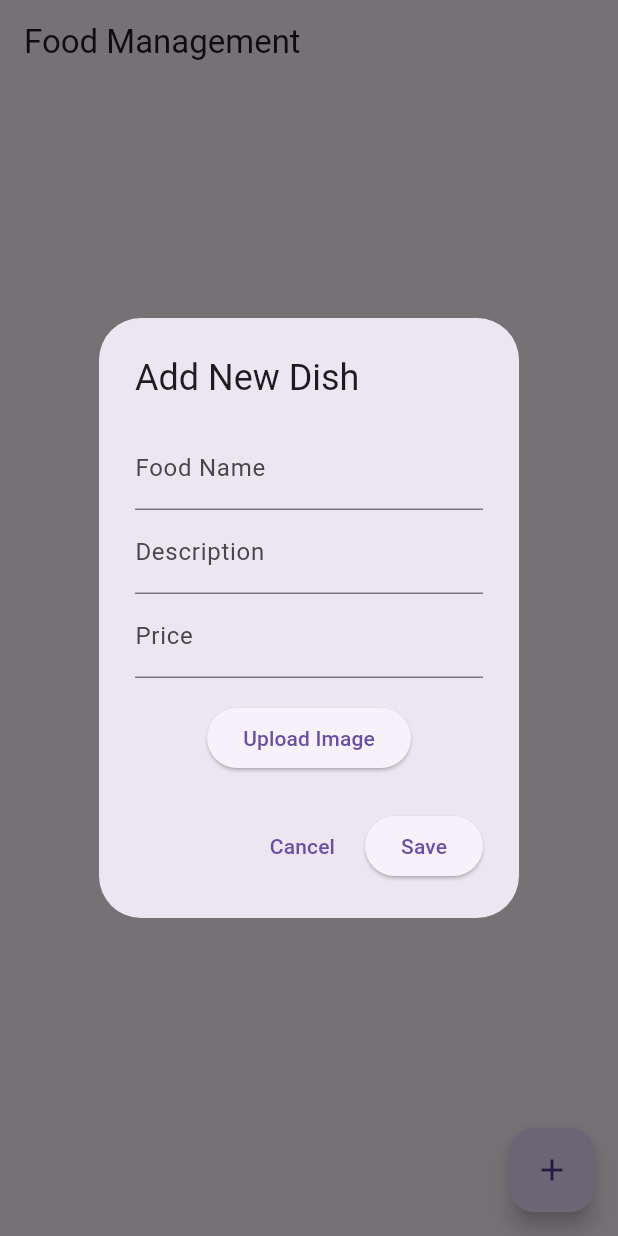
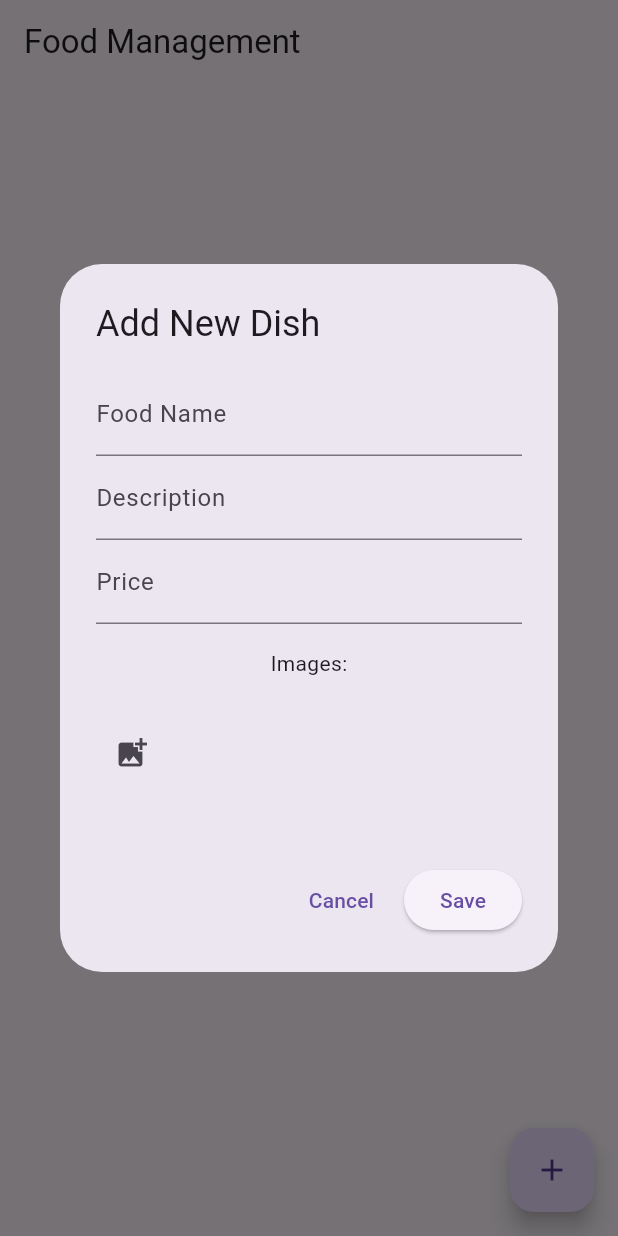
Before and after one commit to dtthong31/food_delivery, a Flutter app: the FoodManagementScreen screen opened directly, after a tap on the "add" icon, on a phone screen of 412 x 824 dp. Run offline on Flutter 3.47's test engine with Material 3 defaults, Android fonts, the phone set to English and light mode, and no system bars; our stand-ins replace cloud_firestore, curved_navigation_bar, firebase_auth, firebase_core, firebase_storage, font_awesome_flutter and 3 more; accounts and stored records are empty.

Commit message:
feat: 1. Added new food item to the menu       2. Updated the admin home page to display the new food item       3. Modified the food management page to handle the new food item       4. Updated the food model to include the new food item       5. Updated the AndroidManifest.xml and Info.plist files to include the new food item       6. Updated the pubspec.yaml and pubspec.lock files to include the new dependencies

```diff
--- a/lib/models/food_model.dart
+++ b/lib/models/food_model.dart
@@ -1,3 +1,5 @@
+import 'package:cloud_firestore/cloud_firestore.dart';
+
 class Food {
   final String id;
   final String name;
@@ -23,3 +25,39 @@ class Food {
     );
   }
 }
+
+class FoodItem {
+  String id;
+  String name;
+  String description;
+  double price;
+  List<String> imageUrls;
+
+  FoodItem({
+    required this.id,
+    required this.name,
+    required this.description,
+    required this.price,
+    required this.imageUrls,
+  });
+
+  factory FoodItem.fromDocument(DocumentSnapshot doc) {
+    Map data = doc.data() as Map<String, dynamic>;
+    return FoodItem(
+      id: doc.id,
+      name: data['name'] ?? '',
+      description: data['description'] ?? '',
+      price: (data['price'] ?? 0).toDouble(),
+      imageUrls: List<String>.from(data['imageUrls'] ?? []),
+    );
+  }
+
+  Map<String, dynamic> toMap() {
+    return {
+      'name': name,
+      'description': description,
+      'price': price,
+      'imageUrls': imageUrls,
+    };
+  }
+}
--- a/lib/views/admin/food_management.dart
+++ b/lib/views/admin/food_management.dart
@@ -1,44 +1,9 @@
 import 'package:firebase_storage/firebase_storage.dart';
 import 'package:flutter/material.dart';
 import 'package:cloud_firestore/cloud_firestore.dart';
+import 'package:food_delivery/models/food_model.dart';
 import 'package:image_picker/image_picker.dart';
 import 'dart:io';
-
-class FoodItem {
-  String id;
-  String name;
-  String description;
-  double price;
-  String imageUrl;
-
-  FoodItem({
-    required this.id,
-    required this.name,
-    required this.description,
-    required this.price,
-    required this.imageUrl,
-  });
-
-  factory FoodItem.fromDocument(DocumentSnapshot doc) {
-    Map data = doc.data() as Map<String, dynamic>;
-    return FoodItem(
-      id: doc.id,
-      name: data['name'] ?? '',
-      description: data['description'] ?? '',
-      price: (data['price'] ?? 0).toDouble(),
-      imageUrl: data['imageUrl'] ?? '',
-    );
-  }
-
-  Map<String, dynamic> toMap() {
-    return {
-      'name': name,
-      'description': description,
-      'price': price,
-      'imageUrl': imageUrl,
-    };
-  }
-}
 
 class FoodManagementScreen extends StatefulWidget {
   @override
@@ -48,6 +13,7 @@ class FoodManagementScreen extends StatefulWidget {
 class _FoodManagementScreenState extends State<FoodManagementScreen> {
   final FirebaseFirestore _firestore = FirebaseFirestore.instance;
   final FirebaseStorage _storage = FirebaseStorage.instance;
+  final ImagePicker _picker = ImagePicker();
 
   @override
   Widget build(BuildContext context) {
@@ -99,11 +65,13 @@ class _FoodManagementScreenState extends State<FoodManagementScreen> {
         crossAxisAlignment: CrossAxisAlignment.start,
         children: [
           Expanded(
-            child: food.imageUrl.isNotEmpty
-                ? Image.network(
-                    food.imageUrl,
+            child: PageView.builder(
+              itemCount: food.imageUrls.isNotEmpty ? food.imageUrls.length : 1,
+              itemBuilder: (context, index) {
+                if (food.imageUrls.isNotEmpty) {
+                  return Image.network(
+                    food.imageUrls[index],
                     fit: BoxFit.cover,
-                    width: double.infinity,
                     errorBuilder: (context, error, stackTrace) {
                       print('Error loading image: $error');
                       return _buildPlaceholderImage();
@@ -112,8 +80,12 @@ class _FoodManagementScreenState extends State<FoodManagementScreen> {
                       if (loadingProgress == null) return child;
                       return Center(child: CircularProgressIndicator());
                     },
-                  )
-                : _buildPlaceholderImage(),
+                  );
+                } else {
+                  return _buildPlaceholderImage();
+                }
+              },
+            ),
           ),
           Padding(
             padding: EdgeInsets.all(8),
@@ -164,13 +136,20 @@ class _FoodManagementScreenState extends State<FoodManagementScreen> {
         TextEditingController(text: food?.description ?? '');
     final priceController =
         TextEditingController(text: food?.price.toString() ?? '');
-    File? imageFile;
+    List<File> newImageFiles = [];
+    List<String> currentImageUrls = food?.imageUrls ?? [];
 
     showDialog(
       context: context,
-      builder: (context) => AlertDialog(
+      builder: (context) {
+        return StatefulBuilder(
+          builder: (context, setState) {
+            return AlertDialog(
               title: Text(isEditing ? 'Edit Dish' : 'Add New Dish'),
-        content: SingleChildScrollView(
+              content: SizedBox(
+                // Use SizedBox or ConstrainedBox to give the content a defined height
+                width: double.maxFinite, // Ensure the dialog is not too wide
+                child: SingleChildScrollView(
                   child: Column(
                     mainAxisSize: MainAxisSize.min,
                     children: [
@@ -188,18 +167,78 @@ class _FoodManagementScreenState extends State<FoodManagementScreen> {
                         keyboardType: TextInputType.number,
                       ),
                       SizedBox(height: 16),
-              ElevatedButton(
+                      Text('Images:'),
+                      Container(
+                        height: 100,
+                        child: ListView(
+                          scrollDirection: Axis.horizontal,
+                          children: [
+                            ...currentImageUrls.map((url) => Padding(
+                                  padding: const EdgeInsets.all(8.0),
+                                  child: Stack(
+                                    children: [
+                                      Image.network(url,
+                                          height: 80,
+                                          width: 80,
+                                          fit: BoxFit.cover),
+                                      Positioned(
+                                        right: 0,
+                                        top: 0,
+                                        child: IconButton(
+                                          icon: Icon(Icons.close,
+                                              color: Colors.red),
+                                          onPressed: () {
+                                            setState(() {
+                                              currentImageUrls.remove(url);
+                                            });
+                                          },
+                                        ),
+                                      ),
+                                    ],
+                                  ),
+                                )),
+                            ...newImageFiles.map((file) => Padding(
+                                  padding: const EdgeInsets.all(8.0),
+                                  child: Stack(
+                                    children: [
+                                      Image.file(file,
+                                          height: 80,
+                                          width: 80,
+                                          fit: BoxFit.cover),
+                                      Positioned(
+                                        right: 0,
+                                        top: 0,
+                                        child: IconButton(
+                                          icon: Icon(Icons.close,
+                                              color: Colors.red),
+                                          onPressed: () {
+                                            setState(() {
+                                              newImageFiles.remove(file);
+                                            });
+                                          },
+                                        ),
+                                      ),
+                                    ],
+                                  ),
+                                )),
+                            IconButton(
+                              icon: Icon(Icons.add_photo_alternate),
                               onPressed: () async {
-                  final picker = ImagePicker();
-                  final pickedFile =
-                      await picker.pickImage(source: ImageSource.gallery);
-                  if (pickedFile != null) {
-                    imageFile = File(pickedFile.path);
+                                final List<XFile>? pickedFiles =
+                                    await _picker.pickMultiImage();
+                                if (pickedFiles != null) {
+                                  setState(() {
+                                    newImageFiles.addAll(pickedFiles
+                                        .map((xFile) => File(xFile.path)));
+                                  });
                                 }
                               },
-                child: Text('Upload Image'),
                             ),
                           ],
+                        ),
+                      ),
+                    ],
+                  ),
                 ),
               ),
               actions: [
@@ -214,9 +253,12 @@ class _FoodManagementScreenState extends State<FoodManagementScreen> {
                     final price = double.tryParse(priceController.text) ?? 0.0;
 
                     if (name.isNotEmpty && price > 0) {
-                String imageUrl = food?.imageUrl ?? '';
-                if (imageFile != null) {
-                  imageUrl = await _uploadImage(imageFile!);
+                      List<String> updatedImageUrls = [...currentImageUrls];
+                      for (var file in newImageFiles) {
+                        String? imageUrl = await _uploadImage(file);
+                        if (imageUrl != null && imageUrl.isNotEmpty) {
+                          updatedImageUrls.add(imageUrl);
+                        }
                       }
 
                       final foodData = FoodItem(
@@ -224,7 +266,7 @@ class _FoodManagementScreenState extends State<FoodManagementScreen> {
                         name: name,
                         description: description,
                         price: price,
-                  imageUrl: imageUrl,
+                        imageUrls: updatedImageUrls,
                       );
 
                       if (isEditing) {
@@ -239,16 +281,30 @@ class _FoodManagementScreenState extends State<FoodManagementScreen> {
                   child: Text('Save'),
                 ),
               ],
-      ),
+            );
+          },
+        );
+      },
     );
   }
 
-  Future<String> _uploadImage(File imageFile) async {
+  Future<String?> _uploadImage(File imageFile) async {
+    try {
       String fileName = DateTime.now().millisecondsSinceEpoch.toString();
       Reference storageRef = _storage.ref().child('food_images/$fileName');
       UploadTask uploadTask = storageRef.putFile(imageFile);
-    await uploadTask;
-    return await storageRef.getDownloadURL();
+      TaskSnapshot taskSnapshot = await uploadTask;
+      String downloadUrl = await taskSnapshot.ref.getDownloadURL();
+
+      if (Uri.parse(downloadUrl).isAbsolute) {
+        return downloadUrl;
+      } else {
+        throw Exception('Invalid URL generated');
+      }
+    } catch (e) {
+      print('Error uploading image: $e');
+      return null;
+    }
   }
 
   Future<void> _addFood(FoodItem food) async {
@@ -261,9 +317,13 @@ class _FoodManagementScreenState extends State<FoodManagementScreen> {
 
   Future<void> _deleteFood(FoodItem food) async {
     await _firestore.collection('food_admin').doc(food.id).delete();
-    // Optionally, delete the image from storage as well
-    if (food.imageUrl.isNotEmpty) {
-      await _storage.refFromURL(food.imageUrl).delete();
+    // Delete all associated images from storage
+    for (String imageUrl in food.imageUrls) {
+      try {
+        await _storage.refFromURL(imageUrl).delete();
+      } catch (e) {
+        print('Error deleting image: $e');
       }
     }
   }
+}
--- a/lib/views/admin/home_admin.dart
+++ b/lib/views/admin/home_admin.dart
@@ -25,8 +25,9 @@ class _HomeAdminScreenState extends State<HomeAdminScreen> {
           ),
           IconButton(
             icon: const Icon(Icons.logout),
-            onPressed: () {
-              _authController.signOut();
+            onPressed: () async {
+              await _authController.signOut();
+              Navigator.pushReplacementNamed(context, '/login');
             },
           ),
         ],
--- a/pubspec.yaml
+++ b/pubspec.yaml
@@ -39,8 +39,8 @@ dependencies:
   firebase_auth: ^5.3.1
   firebase_core: ^3.6.0
   font_awesome_flutter: ^10.7.0
-  image_picker: ^0.8.4+4
   firebase_storage: ^12.3.2
+  image_picker: ^1.1.2
   # Add this line
   # The following adds the Cupertino Icons font to your application.
   # Use with the CupertinoIcons class for iOS style icons.
```
Also changed, not shown: pubspec.lock, 2 other files. Lines whose indentation alone changed are shown as unchanged.
